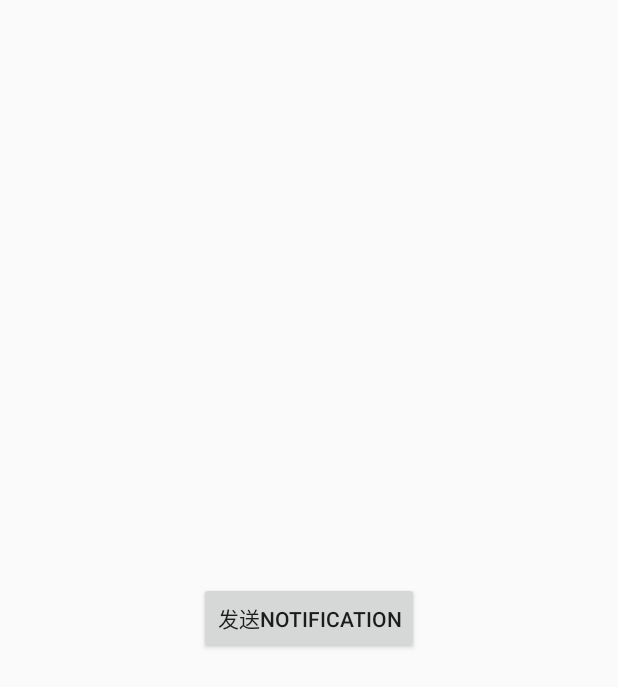
After one commit to lingchuanxian/DemoSet, an Android app: the NotificationActivity screen opened directly, with no data from a screen before it, on a phone screen of 412 x 824 dp. The commit adds this screen. Shown: the top 687 px of the screen. Run offline under Robolectric (Android 15) with nearby library versions, the phone set to English and light mode, and no system bars; our stand-ins replace ButterKnife.

```diff
--- a/app/src/main/java/cn/lingcx/demoset/model/ChatMessageRecord.java
+++ b/app/src/main/java/cn/lingcx/demoset/model/ChatMessageRecord.java
@@ -112,4 +112,5 @@ public class ChatMessageRecord {
     public void setTest(int test) {
         this.test = test;
     }
+
 }
--- a/app/src/main/java/com/example/lingcx/demoset/HomeActivity.java
+++ b/app/src/main/java/com/example/lingcx/demoset/HomeActivity.java
@@ -52,6 +52,10 @@ public class HomeActivity extends AppCompatActivity implements View.OnClickListe
                 Intent intentEmotionKeyboard = new Intent(this,EmoticonsKeyboardActivity.class);
                 startActivity(intentEmotionKeyboard);
                 break;
+            case R.id.btn_notification:
+                Intent intentNotification = new Intent(this,NotificationActivity.class);
+                startActivity(intentNotification);
+                break;
             default:
                 break;
         }
--- /dev/null
+++ b/app/src/main/java/com/example/lingcx/demoset/NotificationActivity.java
@@ -0,0 +1,37 @@
+package com.example.lingcx.demoset;
+
+import android.content.Intent;
+import android.os.Bundle;
+import android.support.v7.app.AppCompatActivity;
+import android.view.View;
+
+import butterknife.ButterKnife;
+import butterknife.OnClick;
+
+/**
+ * @author ling_cx
+ * @version 1.0
+ * @description
+ * @date 2018/6/2 下午6:28
+ * @copyright: 2018 www.kind.com.cn Inc. All rights reserved.
+ */
+public class NotificationActivity extends AppCompatActivity {
+
+    @Override
+    protected void onCreate(Bundle savedInstanceState) {
+        super.onCreate(savedInstanceState);
+        setContentView(R.layout.activity_notification);
+        ButterKnife.bind(this);
+    }
+
+    @OnClick(R.id.btn_send)
+    void click(View view){
+        switch (view.getId()){
+            case R.id.btn_send:
+                NotificationUtils.createNotification(this,R.mipmap.ic_launcher,"123","title","content",new Intent(),1);
+                break;
+            default:
+                break;
+        }
+    }
+}
--- /dev/null
+++ b/app/src/main/res/layout/activity_notification.xml
@@ -0,0 +1,17 @@
+<?xml version="1.0" encoding="utf-8"?>
+<RelativeLayout
+    xmlns:android="http://schemas.android.com/apk/res/android"
+    xmlns:app="http://schemas.android.com/apk/res-auto"
+    xmlns:tools="http://schemas.android.com/tools"
+    android:layout_width="match_parent"
+    android:layout_height="match_parent"
+    tools:context=".NotificationActivity">
+
+    <Button
+        android:id="@+id/btn_send"
+        android:layout_width="wrap_content"
+        android:layout_height="wrap_content"
+        android:text="发送Notification"
+        android:layout_centerInParent="true"/>
+
+</RelativeLayout>
```
Also changed, not shown: app/build.gradle (+13 -4 lines), app/src/main/AndroidManifest.xml (+33 -30 lines), app/src/main/java/cn/lingcx/demoset/activity/GreenDaoActivity.java (+71 -19 lines), app/src/main/java/com/example/lingcx/demoset/NotificationUtils.java (added, +58 -0 lines), app/src/main/java/com/example/lingcx/demoset/SwitchActivity.java (+19 -0 lines), app/src/main/res/layout/activity_home.xml (+7 -0 lines).
